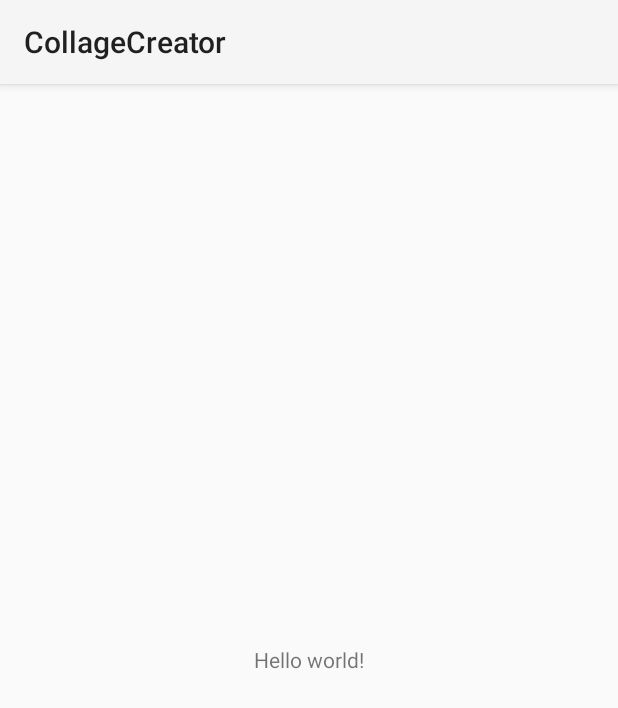
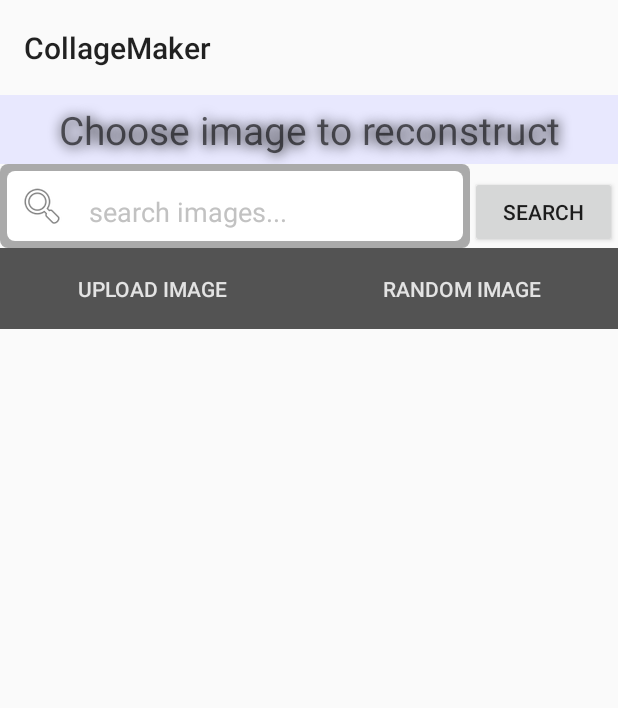
Before and after one commit to pnkrckbnd/Collagmaker, an Android app: the screen it shows after launch (MainActivity), on a phone screen of 412 x 824 dp. Shown: the top 708 px of the screen. Run offline under Robolectric (Android 15) with nearby library versions, the phone set to English and light mode, and no system bars; libraries missing offline, so code that uses them is left out: android.support.v7, com.google.api.client, com.google.api.services.

```diff
--- a/app/src/main/java/sub/q/studio/MainActivity.java
+++ b/app/src/main/java/sub/q/studio/MainActivity.java
@@ -1,14 +1,80 @@
 package sub.q.studio;
 
-import android.app.*;
+import android.content.*;
 import android.os.*;
+import android.graphics.*;
+import android.widget.*;
+import android.view.*;
+import android.support.v7.widget.RecyclerView;
+import android.support.v7.widget.Toolbar;
+import java.util.*;
+import android.view.View.*;
+import com.google.api.services.customsearch.*;
+import com.google.api.services.customsearch.model.*;
+import com.google.api.client.googleapis.services.*;
+import android.content.res.*;
+import org.apache.http.client.*;
+import android.support.v4.app.*;
+import android.support.v7.*;
+import android.support.v7.app.*;
 
-public class MainActivity extends Activity
+public class MainActivity extends AppCompatActivity
 {
+	public static final GoogleClientRequestInitializer KEY_INITIALIZER =
+	new CustomsearchRequestInitializer("collagemaker-1512357997022");
+
+	private Toolbar mActionBar;
+	private EditText imageQueryEditText;
+	private Button searchBtn;
+	private Button uploadImgBtn;
+	private Button randomImgBtn;
+
+	private Handler mHandler;
+
     @Override
-    protected void onCreate(Bundle savedInstanceState)
-    {
+    protected void onCreate(Bundle savedInstanceState){
         super.onCreate(savedInstanceState);
-        setContentView(R.layout.main);
+		setContentView(R.layout.main);
+
+		mActionBar = (Toolbar)findViewById(R.id.toolbar);
+		setSupportActionBar(mActionBar);
+
+		imageQueryEditText = (EditText)findViewById(R.id.imageQueryEditText);
+		searchBtn = (Button)findViewById(R.id.searchBtn);
+		searchBtn.setOnClickListener(new OnClickListener(){
+				@Override
+				public void onClick(View v){
+					if(v.getId() == R.id.searchBtn) {
+						searchForImages("");
+					}
+				}
+		});
+		uploadImgBtn = (Button)findViewById(R.id.uploadImgBtn);
+		randomImgBtn = (Button)findViewById(R.id.randomImgBtn);
+
+
+
+
     }
+
+
+
+
+
+	private void searchForImages(String query){
+
+		FragmentManager fm = getSupportFragmentManager();
+		FragmentTransaction ft = fm.beginTransaction();
+		if(fm.findFragmentByTag("imgViewFrag") == null) {
+			ft.add(R.id.imageViewFragmentFrame, new ImgGridFragment(this), "imgViewFrag");
+		}
+		else {
+			ft.replace(R.id.imageViewFragmentFrame, new ImgGridFragment(this), "imgViewFrag");
+			ft.addToBackStack(null);
+		}
+		ft.commit();
+
+	}
+
+
 }
--- /dev/null
+++ b/app/src/main/java/sub/q/studio/RecycleViewAdapter.java
@@ -0,0 +1,5 @@
+package sub.q.studio;
+
+public class RecycleViewAdapter
+{
+}
--- /dev/null
+++ b/app/src/main/res/drawable/bg_search.xml
@@ -0,0 +1,20 @@
+<?xml version="1.0" encoding="utf-8"?>
+<layer-list xmlns:android="http://schemas.android.com/apk/res/android">
+	<item>
+		<shape android:shape="rectangle">
+			<solid android:color="@android:color/darker_gray" />
+			<corners android:radius="5dp" />
+		</shape>
+    </item>
+
+	<item
+		android:top="5dp"
+		android:bottom="5dp"
+		android:left="5dp"
+		android:right="5dp">
+		<shape android:shape="rectangle">
+			<solid android:color="@android:color/white" />
+			<corners android:radius="5dp" />
+		</shape>
+	</item>
+</layer-list>
--- a/app/src/main/res/layout/main.xml
+++ b/app/src/main/res/layout/main.xml
@@ -1,11 +1,121 @@
-<LinearLayout xmlns:android="http://schemas.android.com/apk/res/android"
-    android:layout_width="match_parent"
-    android:layout_height="match_parent"
-    android:gravity="center">
+<?xml version="1.0" encoding="utf-8"?>
+<LinearLayout
+	xmlns:android="http://schemas.android.com/apk/res/android"
+	android:layout_height="match_parent"
+	android:layout_width="match_parent"
+	android:orientation="vertical">
 
-    <TextView
-        android:text="@string/hello_world"
-        android:layout_width="wrap_content"
-        android:layout_height="wrap_content" />
+	<android.support.v7.widget.Toolbar
+		android:layout_width="match_parent"
+		android:layout_height="63dp"
+		android:id="@+id/toolbar">
+
+
+
+	</android.support.v7.widget.Toolbar>
+
+	<LinearLayout
+		android:layout_width="wrap_content"
+		android:layout_height="wrap_content"
+		android:gravity="center_vertical|center_horizontal"
+		android:orientation="vertical">
+
+		<TextView
+			android:layout_width="match_parent"
+			android:layout_height="match_parent"
+			android:textAppearance="?android:attr/textAppearanceMedium"
+			android:layout_centerHorizontal="true"
+			android:layout_gravity="center_vertical|center_horizontal"
+			android:textSize="26sp"
+			android:padding="5dp"
+			android:text="Choose image to reconstruct"
+			android:layout_weight=".20"
+			android:background="#E7E7E7FF"
+			android:shadowColor="#000000"
+			android:gravity="center_horizontal"
+			android:shadowDx="1.0"
+			android:shadowDy="1.0"
+			android:shadowRadius="10"
+			android:alpha="1"/>
+
+		<LinearLayout
+			android:layout_height="wrap_content"
+			android:layout_width="match_parent"
+			android:orientation="horizontal">
+
+			<EditText
+				android:inputType="textAutoComplete|textLongMessage"
+				android:layout_width="wrap_content"
+				android:ems="10"
+				android:layout_height="wrap_content"
+				android:lines="1"
+				android:drawableLeft="@android:drawable/ic_menu_search"
+				android:drawablePadding="15dp"
+				android:gravity="bottom|left"
+				android:textColor="#000000"
+				android:singleLine="true"
+				android:background="@drawable/bg_search"
+				android:id="@+id/imageQueryEditText"
+				android:hint="search images..."
+				android:padding="12dp"
+				android:typeface="sans"
+				android:layout_gravity="left"
+				android:layout_weight="1.0"
+				android:textColorHint="#C2C2C2"/>
+
+			<Button
+				style="?android:attr/buttonStyleSmall"
+				android:layout_height="wrap_content"
+				android:layout_width="wrap_content"
+				android:text="Search"
+				android:layout_gravity="bottom|right"
+				android:layout_weight=".2"
+				android:id="@+id/searchBtn"/>
+
+		</LinearLayout>
+
+		<RelativeLayout
+			android:layout_height="wrap_content"
+			android:layout_width="wrap_content"
+			android:layout_gravity="center_vertical|center_horizontal">
+
+			<LinearLayout
+				android:layout_height="wrap_content"
+				android:layout_width="match_parent"
+				android:orientation="horizontal"
+				android:background="@color/text_color_black"
+				android:layout_gravity="top|center_horizontal">
+
+				<Button
+					style="?android:attr/buttonBarButtonStyle"
+					android:layout_height="wrap_content"
+					android:layout_width="wrap_content"
+					android:text="Upload Image"
+					android:layout_weight=".45"
+					android:gravity="center_vertical|center_horizontal"
+					android:textColor="@color/text_color_white"
+					android:id="@+id/uploadImgBtn"/>
+
+				<Button
+					style="?android:attr/buttonBarButtonStyle"
+					android:layout_height="wrap_content"
+					android:layout_width="wrap_content"
+					android:text="Random Image"
+					android:layout_weight=".45"
+					android:gravity="center_vertical|center_horizontal"
+					android:textColor="@color/text_color_white"
+					android:id="@+id/randomImgBtn"/>
+
+			</LinearLayout>
+
+		</RelativeLayout>
+
+	</LinearLayout>
+
+	<FrameLayout
+		android:layout_height="match_parent"
+		android:layout_width="match_parent"
+		android:id="@+id/imageViewFragmentFrame"
+		android:layout_margin="6dp"/>
 
 </LinearLayout>
--- a/app/src/main/res/values-v21/styles.xml
+++ b/app/src/main/res/values-v21/styles.xml
@@ -1,5 +1,6 @@
 <?xml version="1.0" encoding="utf-8"?>
 <resources>
-    <style name="AppTheme" parent="@android:style/Theme.Material.Light">
-	</style>
+    <style name="AppTheme" parent="Theme.AppCompat.Light.NoActionBar">
+
+		</style>
 </resources>
--- /dev/null
+++ b/app/src/main/res/values/colors.xml
@@ -0,0 +1,5 @@
+<?xml version="1.0" encoding="utf-8"?>
+<resources>
+	<color name="text_color_white">#E3E3E3</color>
+	<color name="text_color_black">#535353</color>
+</resources>
--- a/app/src/main/res/values/strings.xml
+++ b/app/src/main/res/values/strings.xml
@@ -1,7 +1,7 @@
 <?xml version="1.0" encoding="utf-8"?>
 <resources>
 
-    <string name="app_name">CollageCreator</string>
+    <string name="app_name">CollageMaker</string>
     <string name="hello_world">Hello world!</string>
-
+	<string name="img_search_url">https://cse.google.com/cse/publicurl?cx=000844249946303600609:6stc_7z-cws</string>
 </resources>
--- a/app/src/main/res/values/styles.xml
+++ b/app/src/main/res/values/styles.xml
@@ -1,5 +1,6 @@
 <?xml version="1.0" encoding="utf-8"?>
 <resources>
-    <style name="AppTheme" parent="@android:style/Theme.Holo.Light">
-	</style>
+    <style name="AppTheme" parent="Theme.AppCompat.Light">
+		<item name="windowActionBar">false</item>
+		</style>
 </resources>
--- a/build.gradle
+++ b/build.gradle
@@ -15,5 +15,6 @@ buildscript {
 allprojects {
     repositories {
         jcenter()
+		mavenCentral()
     }
 }
```
Also changed, not shown: app/build.gradle (+19 -3 lines), app/src/main/java/sub/q/studio/ImgGridFragment.java (added, +43 -0 lines), app/src/main/res/layout/fragment_image_gridview.xml (added, +19 -0 lines), app/src/main/res/layout/image_thumb_view.xml (added, +33 -0 lines), app/libs/google-api-client-android-1.23.0.jar (added), app/libs/google-http-client-android-1.23.0.jar (added), app/src/main/res/drawable/image_1.png (added), 2 other files.
